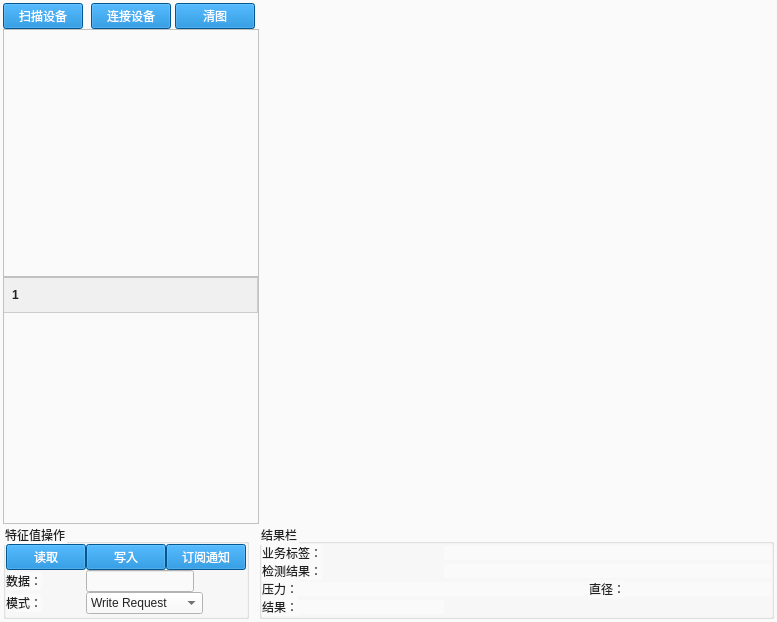
Before: the Qt Designer form mainwindow.ui in wuzicheng123/bubble_tag_bluetooth, drawn with Qt 5.
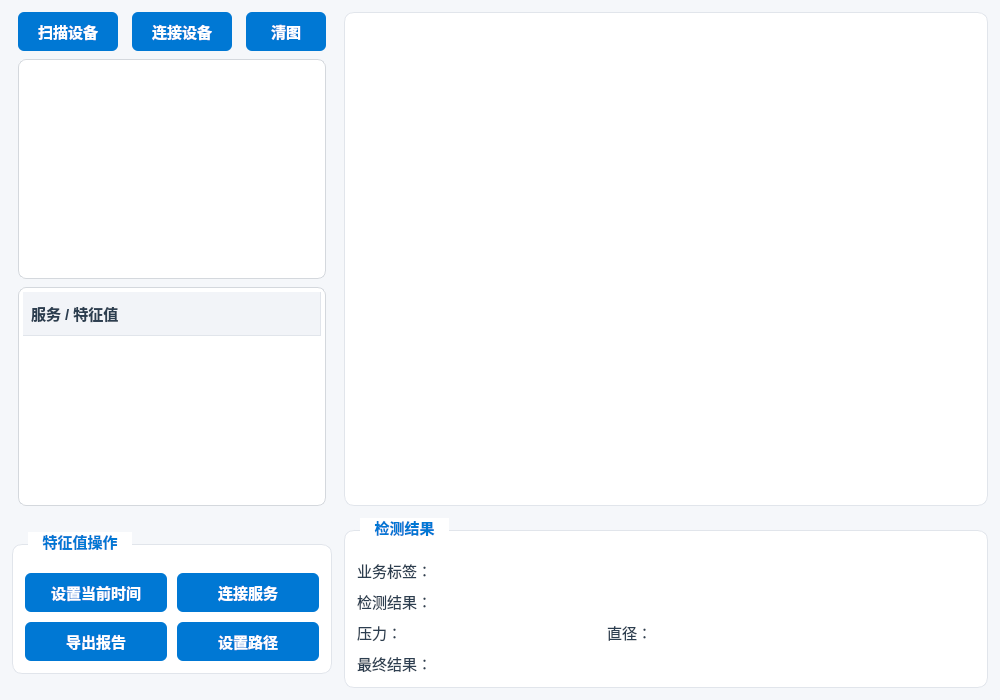
After: the same form once the commit is applied. Custom widgets are drawn as their Qt base class.

Commit message: 完成报告导出功能，完成研发

Patch:
```diff
--- a/mainwindow.ui
+++ b/mainwindow.ui
@@ -6,141 +6,327 @@
    <rect>
     <x>0</x>
     <y>0</y>
-    <width>777</width>
-    <height>622</height>
+    <width>1000</width>
+    <height>700</height>
    </rect>
   </property>
-  <property name="sizePolicy">
-   <sizepolicy hsizetype="Preferred" vsizetype="Fixed">
-    <horstretch>0</horstretch>
-    <verstretch>0</verstretch>
-   </sizepolicy>
-  </property>
   <property name="windowTitle">
    <string>bubble_Tag</string>
   </property>
   <property name="styleSheet">
-   <string notr="true">/* Material Design 浅色主题 */
+   <string notr="true">
+/* ========== 全局样式 ========== */
+* {
+    font-family: &quot;Microsoft YaHei&quot;, &quot;Segoe UI&quot;, &quot;Roboto&quot;;
+    font-size: 11pt;
+    outline: none; /* 移除焦点虚线框 */
+}
+
 QMainWindow {
-    background-color: #fafafa;
+    background-color: #f5f7fa;
 }
 
-QWidget {
-    background-color: #fafafa;
-    color: #212121;
-    font-family: &quot;Roboto&quot;, &quot;Microsoft YaHei&quot;;
-    /*font-size: 13px;*/
+QWidget#centralWidget {
+    background-color: transparent;
 }
 
-/* 基础按钮样式 */
+/* ========== 按钮样式 ========== */
 QPushButton {
-    font-family: &quot;Microsoft YaHei&quot;;
-}
-
-/* 使能状态 */
-QPushButton:enabled {
-    background-color: #007acc;
+    background-color: #0078d4;
     color: white;
+    border: none;
+    border-radius: 6px;
+    padding: 8px 16px;
+    font-weight: bold;
+    transition: background 0.2s;
 }
 
-QPushButton:enabled:hover {
+QPushButton:hover {
+    background-color: #106ebe;
+}
+
+QPushButton:pressed {
     background-color: #005a9e;
 }
 
-QPushButton:enabled:pressed {
-    background-color: #004578;
-}
-
-/* 未使能状态 */
 QPushButton:disabled {
-    background-color: #cccccc;
-    color: #666666;
+    background-color: #c7c7c7;
+    color: #6e6e6e;
 }
 
-QMenu {
-    background-color: white;
-    border: 1px solid #cccccc;
+/* ========== 分组框样式 ========== */
+QGroupBox {
+    background-color: #ffffff;
+    border: 1px solid #e1e5eb;
+    border-radius: 10px;
+    margin-top: 12px;
+    padding-top: 12px;
+    font-weight: bold;
+}
+
+QGroupBox::title {
+    subcontrol-origin: margin;
+    left: 16px;
+    top: 0px;
+    padding: 0 12px;
+    background-color: #ffffff;
+    color: #0078d4;
+}
+
+/* ========== 列表控件 ========== */
+QListWidget, QTreeWidget {
+    background-color: #ffffff;
+    border: 1px solid #d4d8dd;
+    border-radius: 8px;
     padding: 4px;
+    outline: none;
 }
-        
-QMenu::item {
-    padding: 4px 20px 4px 20px;
-    border: 1px solid transparent;
+
+QListWidget::item, QTreeWidget::item {
+    padding: 6px 8px;
+    border-bottom: 1px solid #f0f0f0;
+    border-radius: 4px;
 }
-        
-QMenu::item:enabled {
-    color: #333333;
+
+QListWidget::item:selected, QTreeWidget::item:selected {
+    background-color: #e1f0fa;
+    color: #0078d4;
 }
-        
-QMenu::item:disabled {
-    color: #999999;
-    background-color: transparent;
+
+QListWidget::item:hover, QTreeWidget::item:hover {
+    background-color: #f5f5f5;
 }
-        
-QMenu::item:enabled:selected {
-    background-color: #0078d4;
-    color: white;
-}
-        
-QMenu::item:enabled:pressed {
-    background-color: #005a9e;
-    color: white;
-}
-        
-QMenu::separator {
-    height: 1px;
-    background-color: #e0e0e0;
-    margin: 4px 0px;
-}
 
+/* ========== 表格视图 ========== */
 QTableView {
-	border: 1px solid #cccccc;
-	border-radius: 3px;
-	background-color: white;
-	alternate-background-color: #f6f6f6;
-	selection-background-color: #0078d4;
+    border: 1px solid #d4d8dd;
+    border-radius: 8px;
+    background-color: white;
+    alternate-background-color: #fafbfc;
+    selection-background-color: #0078d4;
 }
-        
+
 QTableView::item {
-	padding: 5px;
-	border-bottom: 1px solid #eeeeee;
+    padding: 6px;
+    border-bottom: 1px solid #eef2f5;
 }
-        
+
 QTableView::item:selected {
-	background-color: #0078d4;
-	color: white;
+    background-color: #0078d4;
+    color: white;
 }
-        
+
 QHeaderView::section {
-	background-color: #f0f0f0;
-	padding: 8px;
-	border: none;
-	border-right: 1px solid #cccccc;
-	border-bottom: 1px solid #cccccc;
-	font-weight: bold;
-}</string>
+    background-color: #f2f4f8;
+    padding: 8px;
+    border: none;
+    border-right: 1px solid #e1e5eb;
+    border-bottom: 1px solid #e1e5eb;
+    font-weight: bold;
+    color: #2c3e50;
+}
+
+/* ========== 菜单样式 ========== */
+QMenuBar {
+    background-color: #ffffff;
+    border-bottom: 1px solid #e1e5eb;
+}
+
+QMenuBar::item {
+    padding: 6px 12px;
+    background-color: transparent;
+    border-radius: 4px;
+}
+
+QMenuBar::item:selected {
+    background-color: #e1f0fa;
+    color: #0078d4;
+}
+
+QMenu {
+    background-color: white;
+    border: 1px solid #d4d8dd;
+    border-radius: 6px;
+    padding: 4px;
+}
+
+QMenu::item {
+    padding: 6px 24px;
+    border-radius: 4px;
+}
+
+QMenu::item:selected {
+    background-color: #0078d4;
+    color: white;
+}
+
+QMenu::separator {
+    height: 1px;
+    background-color: #e1e5eb;
+    margin: 4px 8px;
+}
+
+/* ========== 标签样式 ========== */
+QLabel {
+    color: #2c3e50;
+}
+
+QLabel[class=&quot;titleLabel&quot;] {
+    font-size: 14pt;
+    font-weight: bold;
+    color: #0078d4;
+}
+
+/* ========== 自定义绘图控件背景 ========== */
+QWidget#plotWidget {
+    background-color: #ffffff;
+    border: 1px solid #e1e5eb;
+    border-radius: 10px;
+}
+   </string>
   </property>
   <widget class="QWidget" name="centralWidget">
    <layout class="QGridLayout" name="gridLayout_4">
     <property name="leftMargin">
-     <number>3</number>
+     <number>12</number>
     </property>
     <property name="topMargin">
-     <number>3</number>
+     <number>12</number>
     </property>
     <property name="rightMargin">
-     <number>3</number>
+     <number>12</number>
     </property>
     <property name="bottomMargin">
-     <number>3</number>
+     <number>12</number>
     </property>
     <property name="spacing">
-     <number>0</number>
+     <number>12</number>
     </property>
+    <item row="1" column="1">
+     <widget class="QGroupBox" name="groupBox_2">
+      <property name="sizePolicy">
+       <sizepolicy hsizetype="Preferred" vsizetype="Fixed">
+        <horstretch>0</horstretch>
+        <verstretch>0</verstretch>
+       </sizepolicy>
+      </property>
+      <property name="minimumSize">
+       <size>
+        <width>320</width>
+        <height>0</height>
+       </size>
+      </property>
+      <property name="title">
+       <string>检测结果</string>
+      </property>
+      <property name="flat">
+       <bool>false</bool>
+      </property>
+      <property name="checkable">
+       <bool>false</bool>
+      </property>
+      <layout class="QGridLayout" name="gridLayout_3">
+       <property name="leftMargin">
+        <number>12</number>
+       </property>
+       <property name="topMargin">
+        <number>16</number>
+       </property>
+       <property name="rightMargin">
+        <number>12</number>
+       </property>
+       <property name="bottomMargin">
+        <number>12</number>
+       </property>
+       <property name="spacing">
+        <number>8</number>
+       </property>
+       <item row="0" column="0">
+        <widget class="QLabel" name="label_3">
+         <property name="text">
+          <string>业务标签：</string>
+         </property>
+        </widget>
+       </item>
+       <item row="0" column="1" colspan="4">
+        <widget class="QLabel" name="missionIDLabel">
+         <property name="styleSheet">
+          <string notr="true">font-weight: bold; color: #0078d4;</string>
+         </property>
+         <property name="text">
+          <string/>
+         </property>
+        </widget>
+       </item>
+       <item row="1" column="0">
+        <widget class="QLabel" name="label_4">
+         <property name="text">
+          <string>检测结果：</string>
+         </property>
+        </widget>
+       </item>
+       <item row="1" column="1" colspan="4">
+        <widget class="QLabel" name="detectResultLabel">
+         <property name="styleSheet">
+          <string notr="true">font-weight: bold;</string>
+         </property>
+         <property name="text">
+          <string/>
+         </property>
+        </widget>
+       </item>
+       <item row="2" column="0">
+        <widget class="QLabel" name="label_5">
+         <property name="text">
+          <string>压力：</string>
+         </property>
+        </widget>
+       </item>
+       <item row="2" column="1">
+        <widget class="QLabel" name="pressureLabel">
+         <property name="text">
+          <string/>
+         </property>
+        </widget>
+       </item>
+       <item row="2" column="2">
+        <widget class="QLabel" name="label_8">
+         <property name="text">
+          <string>直径：</string>
+         </property>
+        </widget>
+       </item>
+       <item row="2" column="3">
+        <widget class="QLabel" name="diameterLabel">
+         <property name="text">
+          <string/>
+         </property>
+        </widget>
+       </item>
+       <item row="3" column="0">
+        <widget class="QLabel" name="label_12">
+         <property name="text">
+          <string>最终结果：</string>
+         </property>
+        </widget>
+       </item>
+       <item row="3" column="1" colspan="4">
+        <widget class="QLabel" name="resultLabel">
+         <property name="styleSheet">
+          <string notr="true">font-size: 12pt; font-weight: bold; color: #d83b01;</string>
+         </property>
+         <property name="text">
+          <string/>
+         </property>
+        </widget>
+       </item>
+      </layout>
+     </widget>
+    </item>
     <item row="0" column="0">
      <layout class="QGridLayout" name="gridLayout">
       <property name="spacing">
-       <number>0</number>
+       <number>8</number>
       </property>
       <item row="0" column="0">
        <widget class="QPushButton" name="scanButton">
@@ -150,6 +336,12 @@
           <verstretch>0</verstretch>
          </sizepolicy>
         </property>
+        <property name="minimumSize">
+         <size>
+          <width>100</width>
+          <height>0</height>
+         </size>
+        </property>
         <property name="text">
          <string>扫描设备</string>
         </property>
@@ -163,6 +355,12 @@
           <verstretch>0</verstretch>
          </sizepolicy>
         </property>
+        <property name="minimumSize">
+         <size>
+          <width>100</width>
+          <height>0</height>
+         </size>
+        </property>
         <property name="text">
          <string>连接设备</string>
         </property>
@@ -170,15 +368,18 @@
       </item>
       <item row="0" column="2">
        <widget class="QPushButton" name="clearButton">
-        <property name="enabled">
-         <bool>true</bool>
-        </property>
         <property name="sizePolicy">
          <sizepolicy hsizetype="Fixed" vsizetype="Fixed">
           <horstretch>0</horstretch>
           <verstretch>0</verstretch>
          </sizepolicy>
         </property>
+        <property name="minimumSize">
+         <size>
+          <width>80</width>
+          <height>0</height>
+         </size>
+        </property>
         <property name="text">
          <string>清图</string>
         </property>
@@ -187,7 +388,7 @@
       <item row="1" column="0" colspan="3">
        <widget class="QListWidget" name="deviceList">
         <property name="sizePolicy">
-         <sizepolicy hsizetype="Fixed" vsizetype="Expanding">
+         <sizepolicy hsizetype="Expanding" vsizetype="Expanding">
           <horstretch>0</horstretch>
           <verstretch>0</verstretch>
          </sizepolicy>
@@ -197,14 +398,14 @@
       <item row="2" column="0" colspan="3">
        <widget class="QTreeWidget" name="serviceTree">
         <property name="sizePolicy">
-         <sizepolicy hsizetype="Fixed" vsizetype="Expanding">
+         <sizepolicy hsizetype="Expanding" vsizetype="Expanding">
           <horstretch>0</horstretch>
           <verstretch>0</verstretch>
          </sizepolicy>
         </property>
         <column>
          <property name="text">
-          <string notr="true">1</string>
+          <string>服务 / 特征值</string>
          </property>
         </column>
        </widget>
@@ -212,290 +413,97 @@
      </layout>
     </item>
     <item row="0" column="1">
-     <widget class="MyCustomPlot" name="plotWidget" native="true"/>
+     <widget class="MyCustomPlot" name="plotWidget" native="true">
+      <property name="sizePolicy">
+       <sizepolicy hsizetype="Expanding" vsizetype="Expanding">
+        <horstretch>1</horstretch>
+        <verstretch>1</verstretch>
+       </sizepolicy>
+      </property>
+     </widget>
     </item>
     <item row="1" column="0">
      <widget class="QGroupBox" name="groupBox">
       <property name="sizePolicy">
-       <sizepolicy hsizetype="Fixed" vsizetype="Preferred">
+       <sizepolicy hsizetype="Preferred" vsizetype="Fixed">
         <horstretch>0</horstretch>
         <verstretch>0</verstretch>
        </sizepolicy>
       </property>
+      <property name="minimumSize">
+       <size>
+        <width>320</width>
+        <height>0</height>
+       </size>
+      </property>
       <property name="title">
        <string>特征值操作</string>
       </property>
       <layout class="QGridLayout" name="gridLayout_2">
        <property name="leftMargin">
-        <number>0</number>
+        <number>12</number>
        </property>
        <property name="topMargin">
-        <number>0</number>
+        <number>16</number>
        </property>
        <property name="rightMargin">
-        <number>0</number>
+        <number>12</number>
        </property>
        <property name="bottomMargin">
-        <number>0</number>
+        <number>12</number>
        </property>
        <property name="spacing">
-        <number>0</number>
+        <number>10</number>
        </property>
        <item row="0" column="0">
-        <widget class="QPushButton" name="readButton">
-         <property name="enabled">
-          <bool>true</bool>
-         </property>
-         <property name="sizePolicy">
-          <sizepolicy hsizetype="Fixed" vsizetype="Fixed">
-           <horstretch>0</horstretch>
-           <verstretch>0</verstretch>
-          </sizepolicy>
-         </property>
-         <property name="text">
-          <string>读取</string>
-         </property>
-        </widget>
-       </item>
-       <item row="0" column="1">
         <widget class="QPushButton" name="writeButton">
-         <property name="sizePolicy">
-          <sizepolicy hsizetype="Fixed" vsizetype="Fixed">
-           <horstretch>0</horstretch>
-           <verstretch>0</verstretch>
-          </sizepolicy>
+         <property name="minimumSize">
+          <size>
+           <width>90</width>
+           <height>32</height>
+          </size>
          </property>
          <property name="text">
-          <string>写入</string>
+          <string>设置当前时间</string>
          </property>
         </widget>
        </item>
-       <item row="0" column="2">
+       <item row="0" column="1">
         <widget class="QPushButton" name="subscribeButton">
-         <property name="sizePolicy">
-          <sizepolicy hsizetype="Fixed" vsizetype="Fixed">
-           <horstretch>0</horstretch>
-           <verstretch>0</verstretch>
-          </sizepolicy>
+         <property name="minimumSize">
+          <size>
+           <width>90</width>
+           <height>32</height>
+          </size>
          </property>
          <property name="text">
-          <string>订阅通知</string>
+          <string>连接服务</string>
          </property>
         </widget>
        </item>
        <item row="1" column="0">
-        <widget class="QLabel" name="label">
-         <property name="sizePolicy">
-          <sizepolicy hsizetype="Fixed" vsizetype="Fixed">
-           <horstretch>0</horstretch>
-           <verstretch>0</verstretch>
-          </sizepolicy>
+        <widget class="QPushButton" name="saveButton">
+         <property name="minimumSize">
+          <size>
+           <width>90</width>
+           <height>32</height>
+          </size>
          </property>
          <property name="text">
-          <string>数据：</string>
+          <string>导出报告</string>
          </property>
         </widget>
        </item>
-       <item row="1" column="1" colspan="2">
-        <widget class="QLineEdit" name="writeHexEdit">
-         <property name="sizePolicy">
-          <sizepolicy hsizetype="Fixed" vsizetype="Fixed">
-           <horstretch>0</horstretch>
-           <verstretch>0</verstretch>
-          </sizepolicy>
+       <item row="1" column="1">
+        <widget class="QPushButton" name="setPathButton">
+         <property name="minimumSize">
+          <size>
+           <width>90</width>
+           <height>32</height>
+          </size>
          </property>
-        </widget>
-       </item>
-       <item row="2" column="0">
-        <widget class="QLabel" name="label_2">
-         <property name="sizePolicy">
-          <sizepolicy hsizetype="Fixed" vsizetype="Fixed">
-           <horstretch>0</horstretch>
-           <verstretch>0</verstretch>
-          </sizepolicy>
-         </property>
          <property name="text">
-          <string>模式：</string>
-         </property>
-        </widget>
-       </item>
-       <item row="2" column="1" colspan="2">
-        <widget class="QComboBox" name="writeModeCombo">
-         <property name="sizePolicy">
-          <sizepolicy hsizetype="Fixed" vsizetype="Fixed">
-           <horstretch>0</horstretch>
-           <verstretch>0</verstretch>
-          </sizepolicy>
-         </property>
-         <item>
-          <property name="text">
-           <string>Write Request</string>
-          </property>
-         </item>
-         <item>
-          <property name="text">
-           <string>Write Command</string>
-          </property>
-         </item>
-        </widget>
-       </item>
-      </layout>
-     </widget>
-    </item>
-    <item row="1" column="1">
-     <widget class="QGroupBox" name="groupBox_2">
-      <property name="sizePolicy">
-       <sizepolicy hsizetype="Preferred" vsizetype="Fixed">
-        <horstretch>0</horstretch>
-        <verstretch>0</verstretch>
-       </sizepolicy>
-      </property>
-      <property name="title">
-       <string>结果栏</string>
-      </property>
-      <layout class="QGridLayout" name="gridLayout_3">
-       <property name="leftMargin">
-        <number>0</number>
-       </property>
-       <property name="topMargin">
-        <number>0</number>
-       </property>
-       <property name="rightMargin">
-        <number>0</number>
-       </property>
-       <property name="bottomMargin">
-        <number>0</number>
-       </property>
-       <property name="spacing">
-        <number>0</number>
-       </property>
-       <item row="0" column="0" colspan="2">
-        <widget class="QLabel" name="label_3">
-         <property name="sizePolicy">
-          <sizepolicy hsizetype="Fixed" vsizetype="Fixed">
-           <horstretch>0</horstretch>
-           <verstretch>0</verstretch>
-          </sizepolicy>
-         </property>
-         <property name="text">
-          <string>业务标签：</string>
-         </property>
-        </widget>
-       </item>
-       <item row="0" column="2" colspan="3">
-        <widget class="QLabel" name="missionIDLabel">
-         <property name="sizePolicy">
-          <sizepolicy hsizetype="Preferred" vsizetype="Fixed">
-           <horstretch>0</horstretch>
-           <verstretch>0</verstretch>
-          </sizepolicy>
-         </property>
-         <property name="text">
-          <string/>
-         </property>
-        </widget>
-       </item>
-       <item row="1" column="0" colspan="2">
-        <widget class="QLabel" name="label_4">
-         <property name="sizePolicy">
-          <sizepolicy hsizetype="Fixed" vsizetype="Fixed">
-           <horstretch>0</horstretch>
-           <verstretch>0</verstretch>
-          </sizepolicy>
-         </property>
-         <property name="text">
-          <string>检测结果：</string>
-         </property>
-        </widget>
-       </item>
-       <item row="1" column="2" colspan="3">
-        <widget class="QLabel" name="detectResultLabel">
-         <property name="sizePolicy">
-          <sizepolicy hsizetype="Preferred" vsizetype="Fixed">
-           <horstretch>0</horstretch>
-           <verstretch>0</verstretch>
-          </sizepolicy>
-         </property>
-         <property name="text">
-          <string/>
-         </property>
-        </widget>
-       </item>
-       <item row="2" column="0">
-        <widget class="QLabel" name="label_5">
-         <property name="sizePolicy">
-          <sizepolicy hsizetype="Fixed" vsizetype="Fixed">
-           <horstretch>0</horstretch>
-           <verstretch>0</verstretch>
-          </sizepolicy>
-         </property>
-         <property name="text">
-          <string>压力：</string>
-         </property>
-        </widget>
-       </item>
-       <item row="2" column="1" colspan="2">
-        <widget class="QLabel" name="pressureLabel">
-         <property name="sizePolicy">
-          <sizepolicy hsizetype="Preferred" vsizetype="Fixed">
-           <horstretch>0</horstretch>
-           <verstretch>0</verstretch>
-          </sizepolicy>
-         </property>
-         <property name="text">
-          <string/>
-         </property>
-        </widget>
-       </item>
-       <item row="2" column="3">
-        <widget class="QLabel" name="label_8">
-         <property name="sizePolicy">
-          <sizepolicy hsizetype="Fixed" vsizetype="Fixed">
-           <horstretch>0</horstretch>
-           <verstretch>0</verstretch>
-          </sizepolicy>
-         </property>
-         <property name="text">
-          <string>直径：</string>
-         </property>
-        </widget>
-       </item>
-       <item row="2" column="4">
-        <widget class="QLabel" name="diameterLabel">
-         <property name="sizePolicy">
-          <sizepolicy hsizetype="Preferred" vsizetype="Fixed">
-           <horstretch>0</horstretch>
-           <verstretch>0</verstretch>
-          </sizepolicy>
-         </property>
-         <property name="text">
-          <string/>
-         </property>
-        </widget>
-       </item>
-       <item row="3" column="0">
-        <widget class="QLabel" name="label_12">
-         <property name="sizePolicy">
-          <sizepolicy hsizetype="Fixed" vsizetype="Fixed">
-           <horstretch>0</horstretch>
-           <verstretch>0</verstretch>
-          </sizepolicy>
-         </property>
-         <property name="text">
-          <string>结果：</string>
-         </property>
-        </widget>
-       </item>
-       <item row="3" column="1">
-        <widget class="QLabel" name="resultLabel">
-         <property name="sizePolicy">
-          <sizepolicy hsizetype="Preferred" vsizetype="Fixed">
-           <horstretch>0</horstretch>
-           <verstretch>0</verstretch>
-          </sizepolicy>
-         </property>
-         <property name="text">
-          <string/>
+          <string>设置路径</string>
          </property>
         </widget>
        </item>
@@ -515,7 +523,6 @@
    </property>
   </widget>
  </widget>
- <layoutdefault spacing="6" margin="11"/>
  <customwidgets>
   <customwidget>
    <class>MyCustomPlot</class>
```
Left out of the diff: 6 changed lines with no effect on the pictures. The commit also changes 98 other files.
